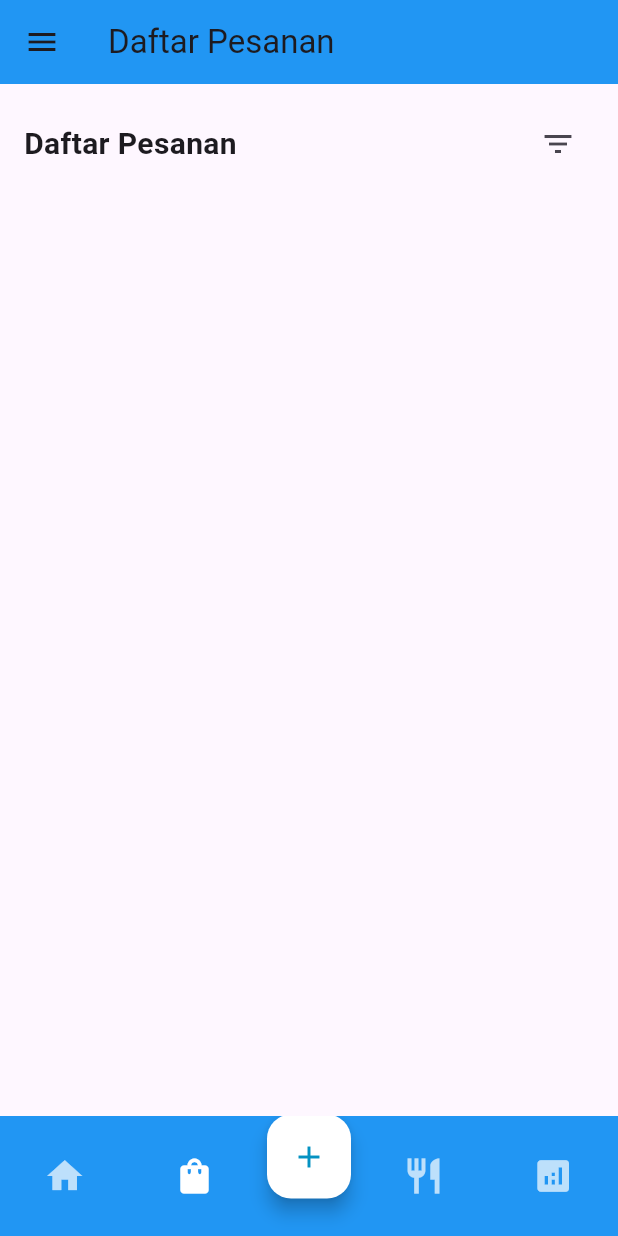
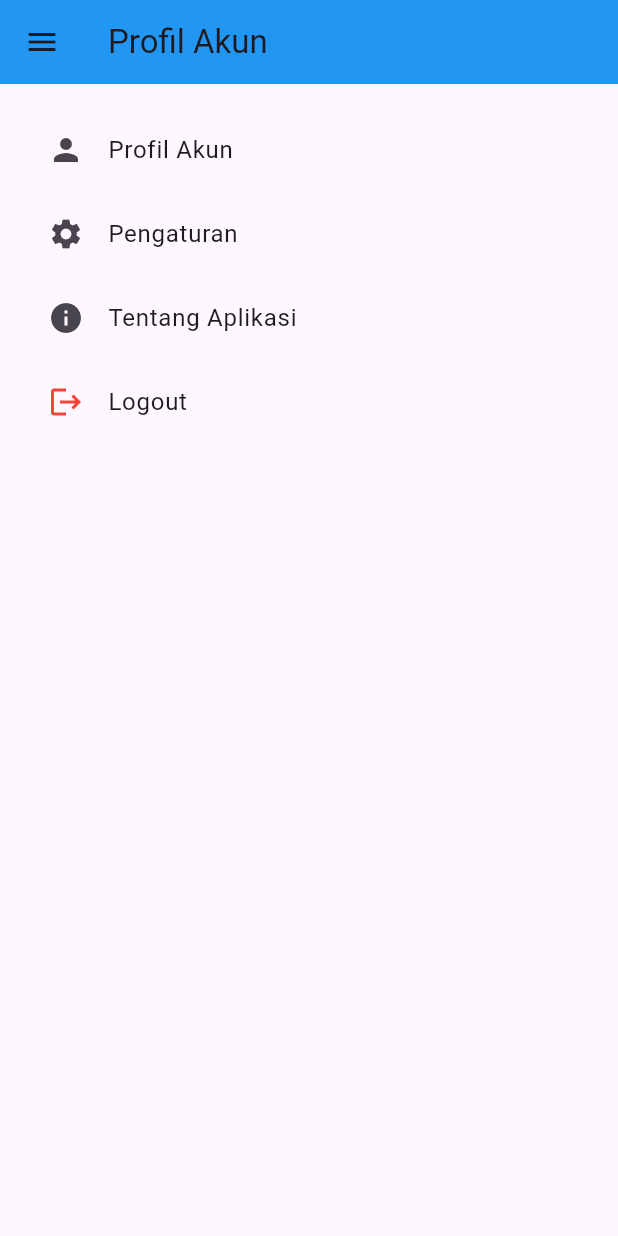
Before and after one commit to ismam31/project3_kelompok7, a Flutter app: the DashboardPage screen opened by its route, item 2 of the bottom bar chosen, after a tap on the "menu" icon, after a tap on "Profil Akun", on a phone screen of 412 x 824 dp. Run offline on Flutter 3.47's test engine with Material 3 defaults, Android fonts, the phone set to English and light mode, and no system bars; drawn by our look-alikes of flutter_animate; our stand-ins replace fl_chart; missing offline and left inert: blue_thermal_printer.

Commit message:
menambahkan halaman profil akun dan tentang aplikasi, baru default nya aja tapi

```diff
--- a/lib/main.dart
+++ b/lib/main.dart
@@ -6,7 +6,9 @@ import 'pages/list_order_page.dart';
 import 'pages/list_menu_page.dart';
 import 'pages/report_page.dart';
 import 'pages/order_page.dart';
-import 'pages/pengaturan_page.dart'; // <-- Tambahan
+import 'pages/pengaturan_page.dart';
+import 'pages/about_application_page.dart';
+import 'pages/profile_account_page.dart';
 import 'login.dart';
 
 void main() {
@@ -36,7 +38,9 @@ class MyApp extends StatelessWidget {
         '/list-menu': (context) => const ListMenuPage(),
         '/report': (context) => const ReportPage(),
         '/order': (context) => const OrderPage(),
-        '/pengaturan': (context) => const PengaturanPage(), // <-- Tambahan
+        '/pengaturan': (context) => const PengaturanPage(),
+        '/tentang-aplikasi': (context) => const AboutApplicationPage(),
+        '/profil-akun': (context) => const ProfileAccountPage(),
       },
       debugShowCheckedModeBanner: false,
     );
--- /dev/null
+++ b/lib/pages/profile_account_page.dart
@@ -0,0 +1,50 @@
+import 'package:flutter/material.dart';
+import 'package:kasir_kuliner/widgets/custom_drawer.dart';
+
+class ProfileAccountPage extends StatelessWidget {
+  const ProfileAccountPage({super.key});
+
+  @override
+  Widget build(BuildContext context) {
+    return Scaffold(
+      appBar: AppBar(
+        title: const Text("Profil Akun"),
+        backgroundColor: Colors.blue,
+      ),
+      drawer: const CustomDrawer(), // ← GANTI drawer bawaan dengan custom
+      body: ListView(
+        padding: const EdgeInsets.all(16),
+        children: [
+          ListTile(
+            leading: const Icon(Icons.person),
+            title: const Text('Profil Akun'),
+            onTap: () {
+              // Navigasi atau aksi ke halaman profil
+            },
+          ),
+          ListTile(
+            leading: const Icon(Icons.settings),
+            title: const Text('Pengaturan'),
+            onTap: () {
+              // Sudah di halaman ini, mungkin bisa disable atau beri indikasi
+            },
+          ),
+          ListTile(
+            leading: const Icon(Icons.info),
+            title: const Text('Tentang Aplikasi'),
+            onTap: () {
+              // Navigasi ke halaman tentang aplikasi
+            },
+          ),
+          ListTile(
+            leading: const Icon(Icons.logout, color: Colors.red),
+            title: const Text('Logout'),
+            onTap: () {
+            Navigator.pushNamed(context, '/dashboard');
+            },
+          ),
+        ],
+      ),
+    );
+  }
+}
--- a/lib/widgets/custom_drawer.dart
+++ b/lib/widgets/custom_drawer.dart
@@ -40,7 +40,7 @@ class CustomDrawer extends StatelessWidget {
             title: const Text('Profil Akun'),
             tileColor: Colors.grey[200],
             onTap: () {
-              Navigator.pop(context);
+              Navigator.pushNamed(context, '/profil-akun');
             },
           ),
           const Divider(height: 1),
@@ -56,7 +56,7 @@ class CustomDrawer extends StatelessWidget {
             leading: const Icon(Icons.info, color: Colors.green),
             title: const Text('Tentang Aplikasi'),
             onTap: () {
-              Navigator.pop(context);
+                 Navigator.pushNamed(context, '/tentang-aplikasi');
             },
           ),
           const Divider(height: 1),
```
Also changed, not shown: lib/pages/about_application_page.dart (added, +50 -0 lines).
